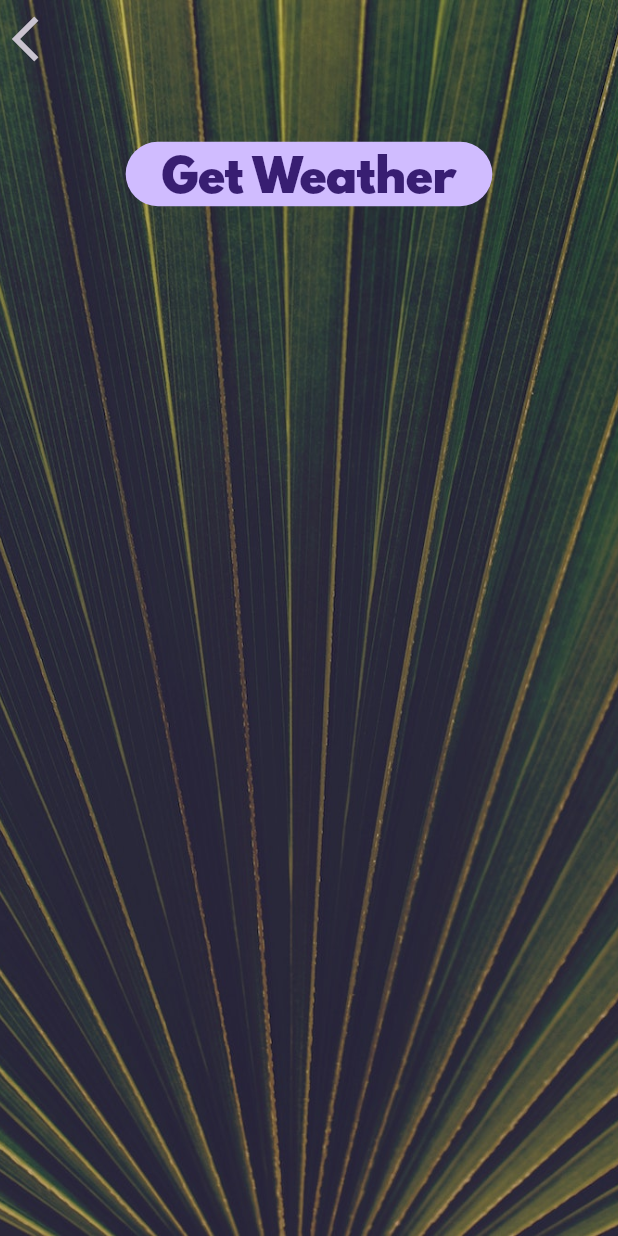
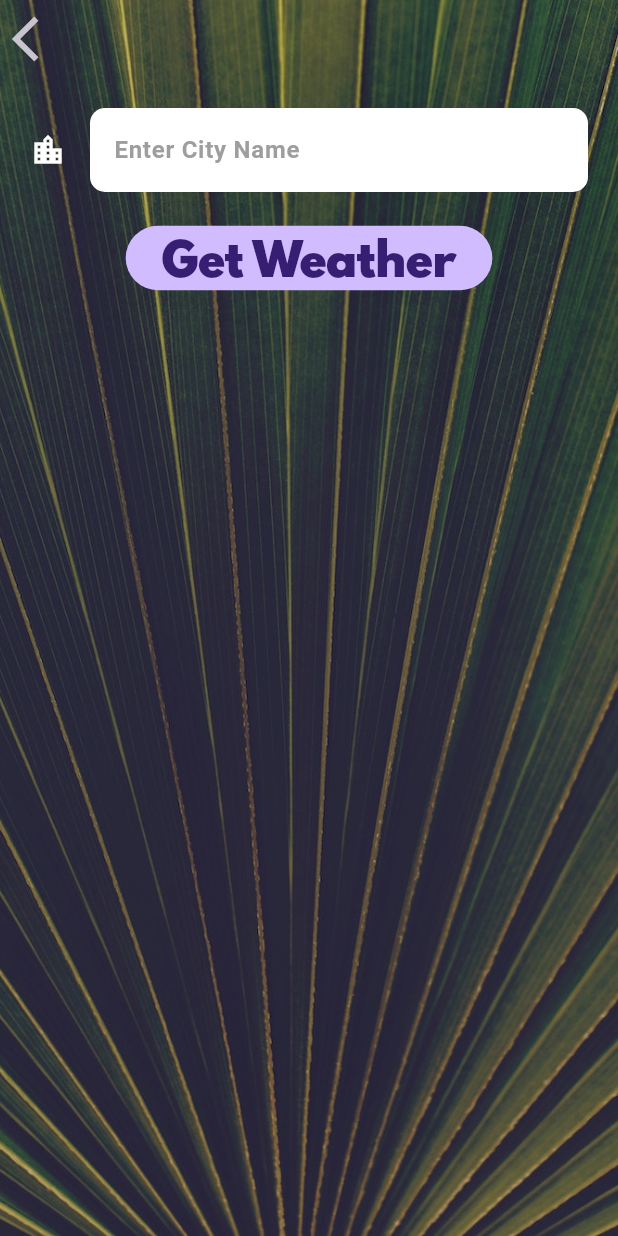
Before and after one commit to rajitdeb/Clima-Flutter, a Flutter app: the CityScreen screen opened directly, on a phone screen of 412 x 824 dp. Run offline on Flutter 3.47's test engine with Material 3 defaults, Android fonts, the light colour scheme and no system bars; our stand-ins replace flutter_spinkit, geolocator.

Commit message:
Implemented CityScreen and methods for getting Weather data using city name

```diff
--- a/lib/model/network.dart
+++ b/lib/model/network.dart
@@ -5,14 +5,29 @@ import 'package:clima_app_flutter/util/constants.dart';
 import 'package:http/http.dart';
 
 class NetworkHelper {
-  final double latitude;
-  final double longitude;
+  double? latitude;
+  double? longitude;
 
-  NetworkHelper({required this.latitude, required this.longitude});
+  NetworkHelper({this.latitude, this.longitude});
 
   Future getWeatherData() async {
+    if (latitude != null && longitude != null) {
+      Uri uri = Uri.parse(
+        "$kApiBaseUrl?lat=$latitude&lon=$longitude&units=metric&appid=$kAppID",
+      );
+
+      Response response = await get(uri);
+      if (response.statusCode == 200) {
+        return jsonDecode(response.body);
+      } else {
+        log(response.statusCode.toString());
+      }
+    }
+  }
+
+  Future getWeatherDataByCityName(String cityName) async {
     Uri uri = Uri.parse(
-      "$kApiBaseUrl?lat=$latitude&lon=$longitude&units=metric&appid=$kAppID",
+      "$kApiBaseUrl?q=$cityName&units=metric&appid=$kAppID",
     );
 
     Response response = await get(uri);
--- a/lib/screens/city_screen.dart
+++ b/lib/screens/city_screen.dart
@@ -9,6 +9,8 @@ class CityScreen extends StatefulWidget {
 }
 
 class _CityScreenState extends State<CityScreen> {
+  String enteredCityName = "";
+
   @override
   Widget build(BuildContext context) {
     return Scaffold(
@@ -26,7 +28,7 @@ class _CityScreenState extends State<CityScreen> {
               Align(
                 alignment: Alignment.topLeft,
                 child: IconButton(
-                  onPressed: () {},
+                  onPressed: () => Navigator.pop(context),
                   icon: const Icon(
                     Icons.arrow_back_ios,
                     size: 36.0,
@@ -35,10 +37,21 @@ class _CityScreenState extends State<CityScreen> {
               ),
               Container(
                 padding: const EdgeInsets.all(20.0),
-                child: null,
+                child: TextField(
+                  style: const TextStyle(
+                    color: Colors.black,
+                    fontWeight: FontWeight.bold,
+                  ),
+                  decoration: kCityInputFieldDecoration,
+                  onChanged: (String value) {
+                    enteredCityName = value;
+                  },
+                ),
               ),
               FilledButton(
-                onPressed: () {},
+                onPressed: () {
+                  Navigator.pop(context, enteredCityName);
+                },
                 child: const Text(
                   "Get Weather",
                   style: kButtonTextStyle,
--- a/lib/util/constants.dart
+++ b/lib/util/constants.dart
@@ -1,4 +1,4 @@
-import 'package:flutter/cupertino.dart';
+import 'package:flutter/material.dart';
 
 const kCityBackgroundImagePath = "images/city_background.jpg";
 const kLocationBackgroundImagePath = "images/location_background.jpg";
@@ -20,5 +20,22 @@ const kMessageTextStyle = TextStyle(
   fontSize: 60.0,
 );
 
+const kCityInputFieldDecoration = InputDecoration(
+  filled: true,
+  fillColor: Colors.white,
+  icon: Icon(
+    Icons.location_city,
+    color: Colors.white,
+  ),
+  hintText: "Enter City Name",
+  hintStyle: TextStyle(
+    color: Colors.grey,
+  ),
+  border: OutlineInputBorder(
+    borderRadius: BorderRadius.all(Radius.circular(10.0)),
+    borderSide: BorderSide.none,
+  ),
+);
+
 const kApiBaseUrl = "https://api.openweathermap.org/data/2.5/weather";
 const kAppID = "YOUR_APP_ID";
```
Also changed, not shown: lib/model/weather.dart (+23 -0 lines), lib/screens/location_screen.dart (+20 -1 lines).
